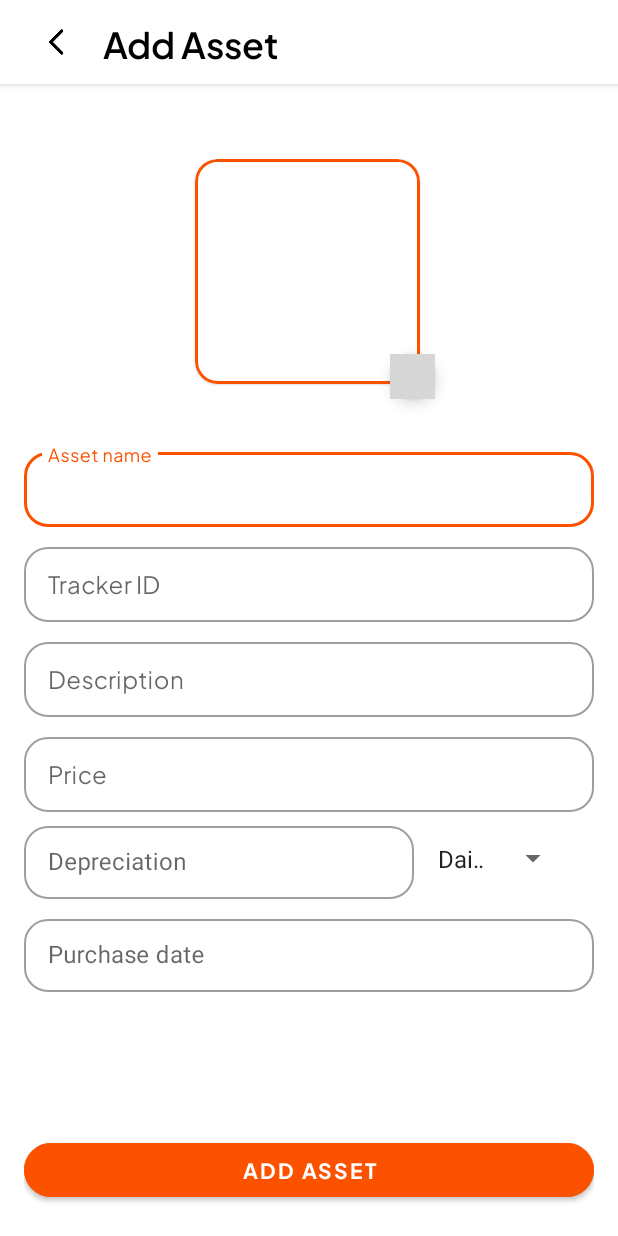
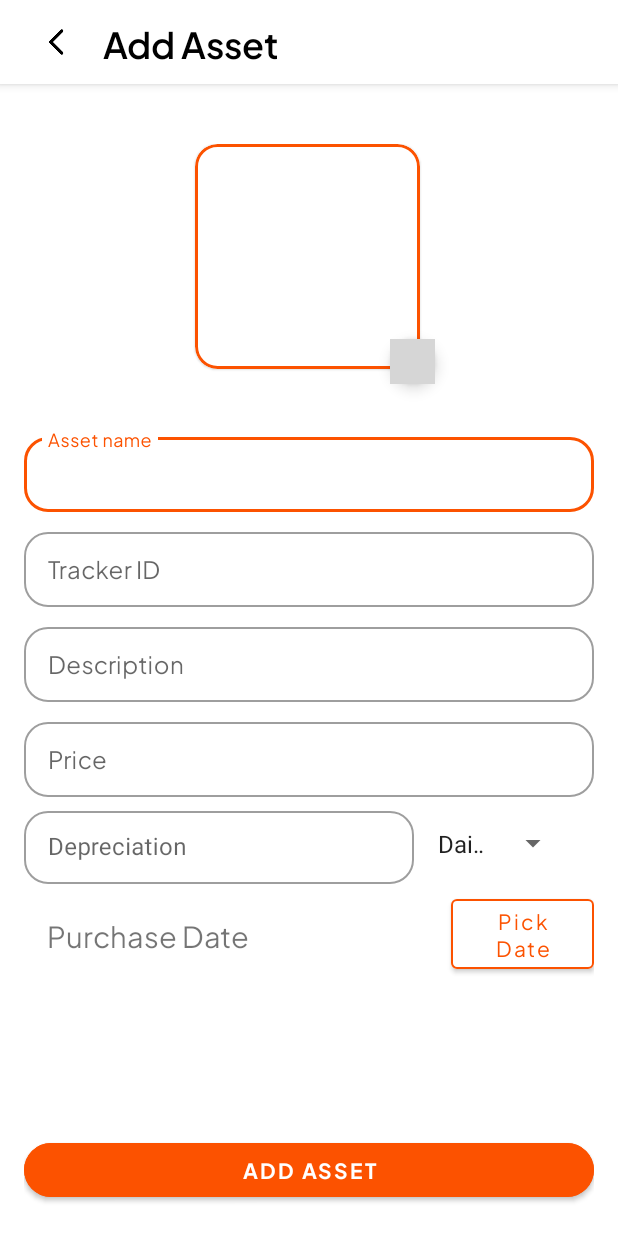
Before and after one commit to C241-AM01/Tracky-Mobile, an Android app: the AddAssetActivity screen opened directly, with no data from a screen before it, on a phone screen of 412 x 824 dp. Run offline under Robolectric (Android 15) with nearby library versions, the phone set to English and light mode, and no system bars; network calls fail; grey boxes are pictures that could not be loaded.

Commit message:
feat: update add asset

```diff
--- a/app/src/main/java/com/megalogic/tracky/ui/addasset/AddAssetActivity.kt
+++ b/app/src/main/java/com/megalogic/tracky/ui/addasset/AddAssetActivity.kt
@@ -6,6 +6,11 @@ import android.widget.Spinner
 import androidx.appcompat.app.AppCompatActivity
 import com.megalogic.tracky.R
 import com.megalogic.tracky.databinding.ActivityAddAssetBinding
+import android.app.DatePickerDialog
+import java.util.*
+import android.widget.Button
+import android.widget.TextView
+
 
 class AddAssetActivity : AppCompatActivity() {
 
@@ -17,6 +22,7 @@ class AddAssetActivity : AppCompatActivity() {
         setContentView(binding.root)
 
         setupDepreciationSpinner()
+        pickDate()
         setActions()
     }
 
@@ -26,6 +32,40 @@ class AddAssetActivity : AppCompatActivity() {
                 handleAddAsset()
             }
         }
+    }
+
+    private fun pickDate(){
+        binding.apply{
+            btnAddAssetDate.setOnClickListener {
+
+                val c = Calendar.getInstance()
+
+                val year = c.get(Calendar.YEAR)
+                val month = c.get(Calendar.MONTH)
+                val day = c.get(Calendar.DAY_OF_MONTH)
+
+                val datePickerDialog = DatePickerDialog(
+                    // on below line we are passing context.
+                    this@AddAssetActivity,
+                    { _, year, monthOfYear, dayOfMonth ->
+                        // on below line we are setting
+                        // date to our text view.
+                        tvPickPurchaseDate.text =
+                            (dayOfMonth.toString() + "-" + (monthOfYear + 1) + "-" + year)
+                    },
+                    // on below line we are passing year, month
+                    // and day for the selected date in our date picker.
+                    year,
+                    month,
+                    day
+                )
+                // at last we are calling show
+                // to display our date picker dialog.
+                datePickerDialog.show()
+            }
+        }
+
+
     }
 
     private fun setupDepreciationSpinner() {
--- a/app/src/main/res/layout/activity_add_asset.xml
+++ b/app/src/main/res/layout/activity_add_asset.xml
@@ -48,7 +48,7 @@
         android:layout_width="match_parent"
         android:layout_height="wrap_content"
         android:paddingHorizontal="16dp"
-        android:layout_marginTop="50dp"
+        android:layout_marginTop="40dp"
         app:layout_constraintEnd_toEndOf="parent"
         app:layout_constraintHorizontal_bias="0.497"
         app:layout_constraintStart_toStartOf="parent"
@@ -238,23 +238,62 @@
                 </com.google.android.material.textfield.TextInputLayout>
             </LinearLayout>
 
-            <com.google.android.material.textfield.TextInputLayout
-                android:id="@+id/input_purchase_date"
-                style="@style/Widget.MaterialComponents.TextInputLayout.OutlinedBox.Dense"
+            <LinearLayout
+                android:id="@+id/form_date"
                 android:layout_width="match_parent"
-                android:layout_height="wrap_content"
-                android:hint="@string/add_asset_date"
-                app:endIconMode="clear_text"
-                app:endIconTint="@color/accent"
-                android:layout_marginTop="8dp"
-                app:shapeAppearance="@style/Rounded">
+                android:layout_height="0dp"
+                android:layout_weight="1"
 
-                <com.google.android.material.textfield.TextInputEditText
-                    android:id="@+id/et_purchase_date"
-                    android:layout_width="match_parent"
-                    android:layout_height="wrap_content" />
+                android:layout_marginTop="4dp"
+                android:orientation="horizontal">
 
-            </com.google.android.material.textfield.TextInputLayout>
+                <TextView
+                    android:id="@+id/tv_pick_purchase_date"
+                    android:layout_width="200dp"
+                    android:layout_height="match_parent"
+                    android:layout_marginStart="15dp"
+                    android:layout_weight="1"
+                    android:text="@string/date_idle"
+                    android:fontFamily="@font/plus_jakarta_sans"
+                    android:gravity="center|start"
+                    android:textSize="19sp"
+                    />
+
+                <com.google.android.material.button.MaterialButton
+                    android:id="@+id/btn_add_asset_date"
+                    android:layout_width="95dp"
+                    android:layout_height="match_parent"
+                    android:fontFamily="@font/plus_jakarta_sans"
+                    android:backgroundTint="@color/white"
+                    app:elevation="0dp"
+                    app:strokeWidth="1dp"
+                    app:strokeColor="@color/accent"
+                    android:textAllCaps="false"
+                    android:textSize="14sp"
+                    android:textColor="@color/accent"
+                    android:layout_marginStart="8dp"
+                    android:text="@string/add_date"
+                    android:gravity="center"
+                    />
+            </LinearLayout>
+            <!--            -->
+            <!--            <com.google.android.material.textfield.TextInputLayout-->
+            <!--                android:id="@+id/input_purchase_date"-->
+            <!--                style="@style/Widget.MaterialComponents.TextInputLayout.OutlinedBox.Dense"-->
+            <!--                android:layout_width="match_parent"-->
+            <!--                android:layout_height="wrap_content"-->
+            <!--                android:hint="@string/add_asset_date"-->
+            <!--                app:endIconMode="clear_text"-->
+            <!--                app:endIconTint="@color/accent"-->
+            <!--                android:layout_marginTop="8dp"-->
+            <!--                app:shapeAppearance="@style/Rounded">-->
+
+            <!--                <com.google.android.material.textfield.TextInputEditText-->
+            <!--                    android:id="@+id/et_purchase_date"-->
+            <!--                    android:layout_width="match_parent"-->
+            <!--                    android:layout_height="wrap_content" />-->
+
+            <!--            </com.google.android.material.textfield.TextInputLayout>-->
 
         </LinearLayout>
 
--- a/app/src/main/res/values/strings.xml
+++ b/app/src/main/res/values/strings.xml
@@ -69,6 +69,8 @@
     <string name="add_asset_depreciation">Depreciation</string>
     <string name="add_asset_date">Purchase date</string>
     <string name="add_tracker_id">Tracker ID</string>
+    <string name="add_date">Pick Date</string>
+    <string name="date_idle">Purchase Date</string>
 
     <!--    Live Tracking Page      -->
     <string name="tracker_name">Tracker 1</string>
@@ -91,7 +93,7 @@
     <!--    USER: Scan QR       -->
     <string name="title_scan_qr">Scan QR</string>
 
-<!--    Detail Asset    -->
+    <!--    Detail Asset    -->
     <string name="title_detail_asset">Detail Asset</string>
 
 </resources>
```
